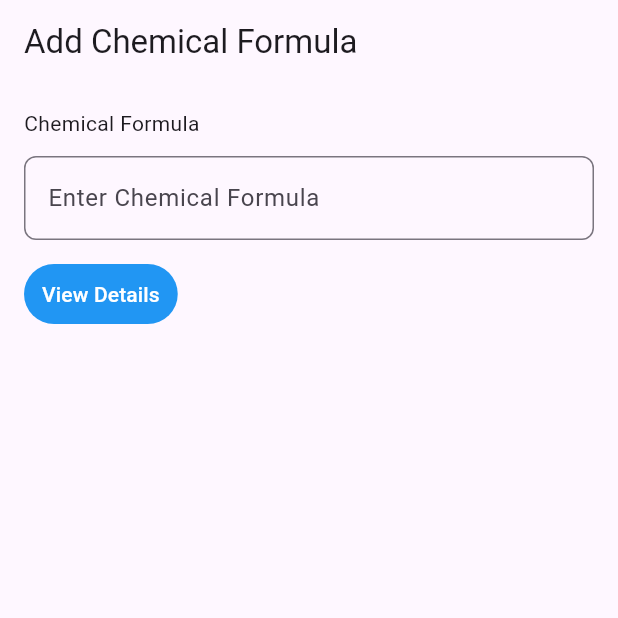
After one commit to sznpok/aiapp, a Flutter app: the screen it shows after launch, after a tap on "View Details", on a phone screen of 412 x 824 dp, the top half of it. The commit adds this screen. Run offline on Flutter 3.47's test engine with Material 3 defaults, Android fonts, the phone set to English and light mode, and no system bars; our stand-ins replace google_generative_ai; missing offline and left inert: dart:ffi; network calls fail.

Commit message:
create data

```diff
--- /dev/null
+++ b/lib/add_screen.dart
@@ -0,0 +1,157 @@
+import 'dart:async';
+import 'dart:developer';
+import 'dart:io';
+import 'dart:ui';
+
+import 'package:aiapp/detail_screen.dart';
+import 'package:flutter/material.dart';
+import 'package:google_generative_ai/google_generative_ai.dart';
+
+class AddChemicalScreen extends StatefulWidget {
+  const AddChemicalScreen({super.key});
+
+  @override
+  State<StatefulWidget> createState() {
+    // TODO: implement createState
+    return AddChemicalState();
+  }
+}
+
+class AddChemicalState extends State<AddChemicalScreen> {
+  final TextEditingController controller = TextEditingController();
+
+  GenerateContentResponse? responseResponse;
+  GenerateContentResponse? benefitsResponse;
+  GenerateContentResponse? propertiesResponse;
+  GenerateContentResponse? localNameResponse;
+  GenerateContentResponse? scientificNameResponse;
+  GenerateContentResponse? medicalUsesResponse;
+  GenerateContentResponse? chemicalFoundResponse;
+
+  func(String title) async {
+    String apiKey = "AIzaSyA4v1UgPMacCmrRQb658NbY6B5DPe1-msE";
+    Platform.environment["AIzaSyA4v1UgPMacCmrRQb658NbY6B5DPe1-msE"];
+    if (apiKey.isEmpty) {
+      log('No \$API_KEY environment variable');
+    }
+    // For text-only input, use the gemini-pro model
+    final model = GenerativeModel(
+        model: 'gemini-pro',
+        apiKey: apiKey,
+        generationConfig: GenerationConfig(maxOutputTokens: 100));
+    final chat = model.startChat(
+        /*history: [
+        Content.text('Hello, I have 2 dogs in my house.'),
+        Content.model(
+            [TextPart('Great to meet you. What would you like to know?')])
+      ],*/
+        );
+    var content = Content.text(title);
+    responseResponse = await chat.sendMessage(content);
+    var benefitsContent =
+        Content.text("Give me the benefits for this compound$title");
+    benefitsResponse = await chat.sendMessage(benefitsContent);
+    var medicalContent =
+        Content.text("Give me the medical uses for this compound$title");
+    medicalUsesResponse = await chat.sendMessage(medicalContent);
+    var localContent =
+        Content.text("Give me local name for this compound$title");
+    localNameResponse = await chat.sendMessage(localContent);
+    var chemicalFoundContent =
+        Content.text("Give me the chemical found  this compound$title");
+    chemicalFoundResponse = await chat.sendMessage(chemicalFoundContent);
+    var sciContent =
+        Content.text("Give me the scientific name for this compound$title");
+    scientificNameResponse = await chat.sendMessage(sciContent);
+    var proContent =
+        Content.text("Give me the properties for this compound$title");
+    propertiesResponse = await chat.sendMessage(proContent);
+  }
+
+  @override
+  void dispose() {
+    // TODO: implement dispose
+    controller.dispose();
+    super.dispose();
+  }
+
+  @override
+  Widget build(BuildContext context) {
+    // TODO: implement build
+    return Scaffold(
+      appBar: AppBar(
+        title: const Text('Add Chemical Formula'),
+      ),
+      body: SingleChildScrollView(
+        child: Padding(
+          padding: const EdgeInsets.all(16.0),
+          child: Column(
+            crossAxisAlignment: CrossAxisAlignment.start,
+            mainAxisAlignment: MainAxisAlignment.center,
+            children: [
+              const Text('Chemical Formula'),
+              const SizedBox(
+                height: 12,
+              ),
+              TextField(
+                controller: controller,
+                decoration: InputDecoration(
+                  label: const Text("Enter Chemical Formula"),
+                  border: OutlineInputBorder(
+                    borderRadius: BorderRadius.circular(
+                      8.0,
+                    ),
+                  ),
+                ),
+              ),
+              const SizedBox(
+                height: 12,
+              ),
+              TextButton(
+                onPressed: () async {
+                  func(controller.text);
+                  Timer(
+                    const Duration(seconds: 3),
+                    () => Navigator.push(
+                      context,
+                      MaterialPageRoute(
+                        builder: (context) => DetailScreen(
+                          benefits: benefitsResponse!.text ?? "",
+                          chemicalFormula: controller.text ?? "",
+                          chemicalFound: chemicalFoundResponse!.text ?? "",
+                          localName: localNameResponse!.text ?? "",
+                          medicalUses: medicalUsesResponse!.text ?? "",
+                          properties: propertiesResponse!.text ?? "",
+                          scientificName: scientificNameResponse!.text ?? "",
+                        ),
+                      ),
+                    ),
+                  );
+                  /*await Navigator.push(
+                    context,
+                    MaterialPageRoute(
+                      builder: (context) => DetailScreen(
+                        benefits: "",
+                        chemicalFormula: response!.text,
+                        chemicalFound: "",
+                        localName: "",
+                        medicalUses: "",
+                        properties: "",
+                        scientificName: "",
+                      ),
+                    ),
+                  );*/
+                },
+                style: TextButton.styleFrom(
+                  foregroundColor: Colors.white,
+                  backgroundColor: Colors.blue,
+                ),
+                child: const Text("View Details"),
+              ),
+            ],
+          ),
+        ),
+      ),
+    );
+  }
+}
--- a/lib/main.dart
+++ b/lib/main.dart
@@ -1,3 +1,5 @@
+import 'package:aiapp/add_screen.dart';
+import 'package:aiapp/detail_screen.dart';
 import 'package:aiapp/myhome.dart';
 import 'package:flutter/material.dart';
 
@@ -11,11 +13,13 @@ class MyApp extends StatelessWidget {
   @override
   Widget build(BuildContext context) {
     return MaterialApp(
-        title: 'Flutter Demo',
-        theme: ThemeData(
-          colorScheme: ColorScheme.fromSeed(seedColor: Colors.deepPurple),
-          useMaterial3: true,
-        ),
-        home: const MyHomePage());
+      debugShowCheckedModeBanner: false,
+      title: 'Testing App',
+      theme: ThemeData(
+        colorScheme: ColorScheme.fromSeed(seedColor: Colors.deepPurple),
+        useMaterial3: true,
+      ),
+      home: const AddChemicalScreen(),
+    );
   }
 }
```
Also changed, not shown: lib/card_widget.dart (added, +44 -0 lines), lib/detail_screen.dart (added, +68 -0 lines), lib/myhome.dart (+6 -5 lines).
